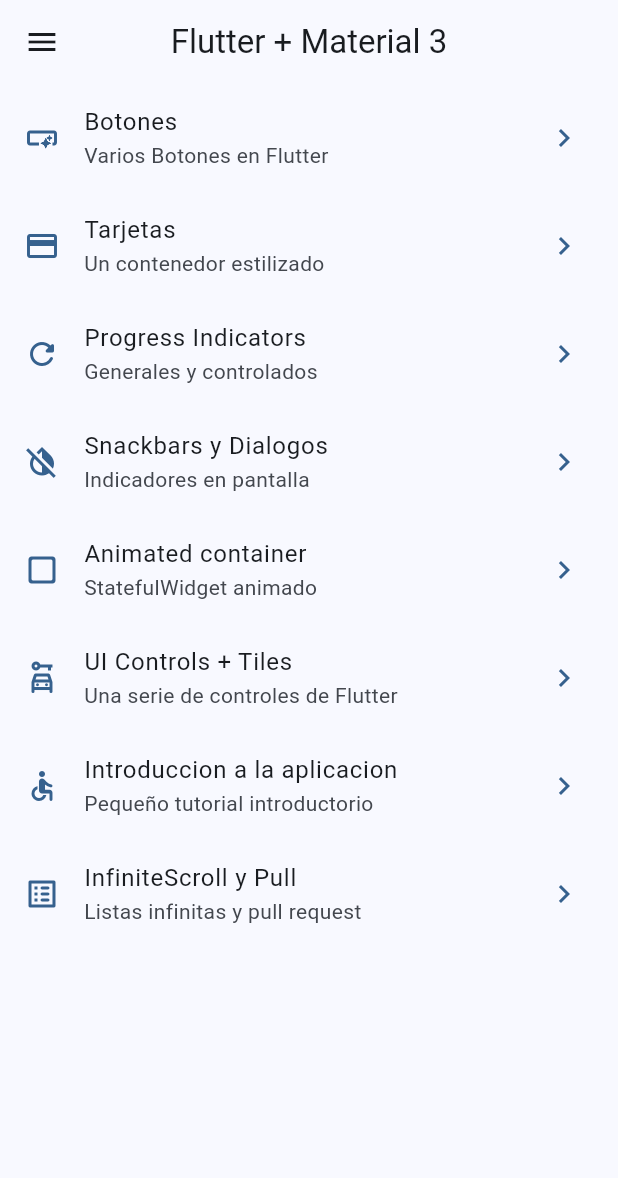
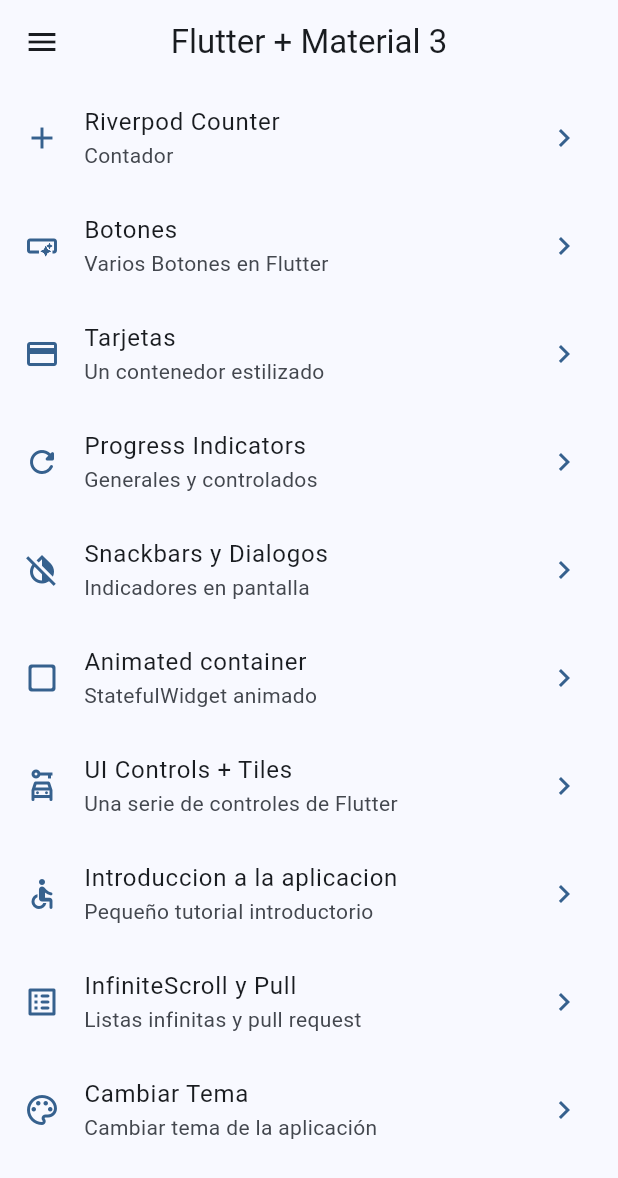
Before and after one commit to SwB15/widgets_app, a Flutter app: the screen it shows after launch, on a phone screen of 412 x 824 dp. Shown: the top 1178 px of the screen. Run offline on Flutter 3.47's test engine with Material 3 defaults, Android fonts, the phone set to English and light mode, and no system bars; our stand-ins replace animate_do, flutter_riverpod, go_router.

Commit message:
state notifier completado

```diff
--- a/lib/config/menu/menu_items.dart
+++ b/lib/config/menu/menu_items.dart
@@ -14,6 +14,12 @@ class MenuItem {
 }
 
 const appMenuItems = <MenuItem>[
+  MenuItem(
+    title: 'Riverpod Counter',
+    subtitle: 'Contador',
+    link: '/counter_river',
+    icon: Icons.add,
+  ),
   MenuItem(
     title: 'Botones',
     subtitle: 'Varios Botones en Flutter',
@@ -62,4 +68,10 @@ const appMenuItems = <MenuItem>[
     link: '/infinite',
     icon: Icons.list_alt_rounded,
   ),
+  MenuItem(
+    title: 'Cambiar Tema',
+    subtitle: 'Cambiar tema de la aplicación',
+    link: '/theme_changer',
+    icon: Icons.color_lens_outlined,
+  ),
 ];
--- a/lib/config/router/app_router.dart
+++ b/lib/config/router/app_router.dart
@@ -1,4 +1,5 @@
 import 'package:go_router/go_router.dart';
+import 'package:widgets_app/presentation/screens/counter/counter_screen.dart';
 import 'package:widgets_app/presentation/screens/screens.dart';
 
 final appRouter = GoRouter(
@@ -49,5 +50,15 @@ final appRouter = GoRouter(
       name: InfiniteScrollScreen.name,
       builder: (context, state) => const InfiniteScrollScreen(),
     ),
+    GoRoute(
+      path: '/counter_river',
+      name: CounterScreen.name,
+      builder: (context, state) => const CounterScreen(),
+    ),
+    GoRoute(
+      path: '/theme_changer',
+      name: ThemeChangerScreen.name,
+      builder: (context, state) => const ThemeChangerScreen(),
+    ),
   ],
 );
--- a/lib/main.dart
+++ b/lib/main.dart
@@ -1,20 +1,29 @@
 import 'package:flutter/material.dart';
+import 'package:flutter_riverpod/flutter_riverpod.dart';
 import 'package:widgets_app/config/router/app_router.dart';
-import 'package:widgets_app/config/theme/app_theme.dart';
+import 'package:widgets_app/presentation/providers/theme_provider.dart';
 
 void main() {
-  runApp(const MainApp());
+  runApp(
+    const ProviderScope(
+      child: MainApp(),
+    ),
+  );
 }
 
-class MainApp extends StatelessWidget {
+class MainApp extends ConsumerWidget {
   const MainApp({super.key});
 
   @override
-  Widget build(BuildContext context) {
+  Widget build(BuildContext context, ref) {
+    //final int selectedColor = ref.watch(selectedColorProvider);
+    //final bool isDarkmode = ref.watch(isDarkMode);
+
+    final appTheme = ref.watch(themeNotifierProvider);
     return MaterialApp.router(
       title: 'Flutter Widgets',
       debugShowCheckedModeBanner: false,
-      theme: AppTheme(selectedColor: 0).getTheme(),
+      theme: appTheme.getTheme(),
       routerConfig: appRouter,
     );
   }
--- /dev/null
+++ b/lib/presentation/providers/counter_provider.dart
@@ -0,0 +1,3 @@
+import 'package:flutter_riverpod/flutter_riverpod.dart';
+
+final counterProvider = StateProvider((ref) => 5);
--- /dev/null
+++ b/lib/presentation/providers/theme_provider.dart
@@ -0,0 +1,29 @@
+import 'package:flutter_riverpod/flutter_riverpod.dart';
+import 'package:widgets_app/config/theme/app_theme.dart';
+
+//Listado de colores inmutable
+final colorListProvider = Provider((ref) => colorList);
+
+//un simple boolean
+final isDarkMode = StateProvider((ref) => false);
+
+//un simple entero
+final selectedColorProvider = StateProvider((ref) => 0);
+
+//Un objeto de tipo AppTheme(custom)
+final themeNotifierProvider = StateNotifierProvider<ThemeNotifier, AppTheme>(
+  (ref) => ThemeNotifier(),
+);
+
+//Controller o Notifier
+class ThemeNotifier extends StateNotifier<AppTheme> {
+  ThemeNotifier() : super(AppTheme());
+
+  void toggleDarkMode() {
+    state = state.copyWith(isDarkMode: !state.isDarkMode);
+  }
+
+  void changeColorIndex(int colorIndex) {
+    state = state.copyWith(selectedColor: colorIndex);
+  }
+}
--- a/lib/presentation/screens/home/home_screen.dart
+++ b/lib/presentation/screens/home/home_screen.dart
@@ -9,12 +9,16 @@ class HomeScreen extends StatelessWidget {
 
   @override
   Widget build(BuildContext context) {
+    final scaffoldKey = GlobalKey<ScaffoldState>();
     return Scaffold(
+      key: scaffoldKey,
       appBar: AppBar(
         title: const Text('Flutter + Material 3'),
       ),
       body: const HomeView(),
-      drawer: const SideMenu(),
+      drawer: SideMenu(
+        scaffoldKey: scaffoldKey,
+      ),
     );
   }
 }
--- a/lib/presentation/screens/screens.dart
+++ b/lib/presentation/screens/screens.dart
@@ -7,3 +7,5 @@ export 'package:widgets_app/presentation/screens/infinite_scroll/infinite_scroll
 export 'package:widgets_app/presentation/screens/progress/progress_screen.dart';
 export 'package:widgets_app/presentation/screens/snackbar/snackbar_screen.dart';
 export 'package:widgets_app/presentation/screens/ui_controls/ui_controls_screen.dart';
+export 'package:widgets_app/presentation/screens/counter/counter_screen.dart';
+export 'package:widgets_app/presentation/screens/theme_changer/theme_changer_screen.dart';
--- a/pubspec.yaml
+++ b/pubspec.yaml
@@ -10,6 +10,7 @@ dependencies:
   animate_do: ^3.3.4
   flutter:
     sdk: flutter
+  flutter_riverpod: ^2.5.1
   go_router: ^14.1.4
 
 dev_dependencies:
```
Also changed, not shown: lib/config/theme/app_theme.dart (+12 -1 lines), lib/presentation/screens/counter/counter_screen.dart (added, +42 -0 lines), lib/presentation/screens/theme_changer/theme_changer_screen.dart (added, +60 -0 lines), lib/presentation/widgets/side_menu.dart (+7 -1 lines), pubspec.lock.
